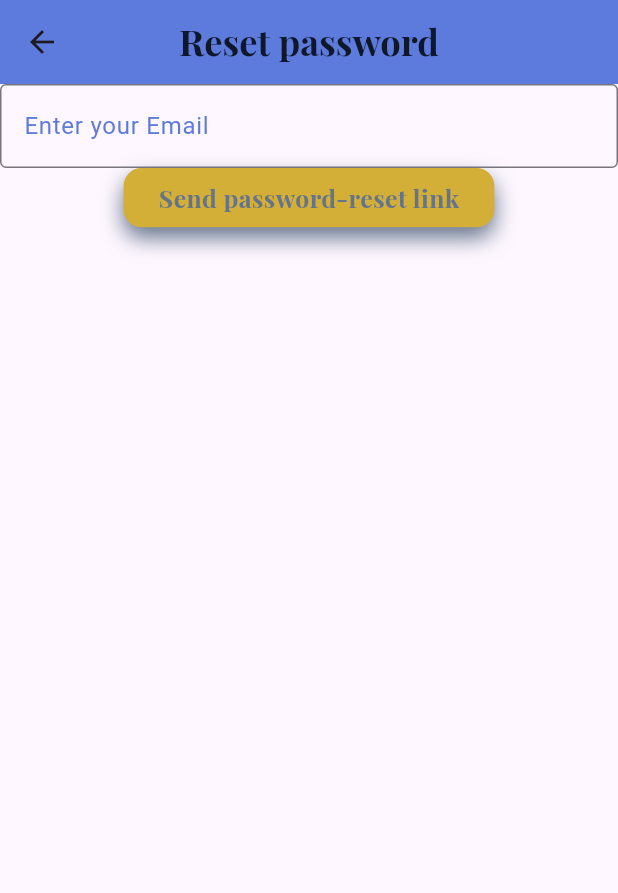
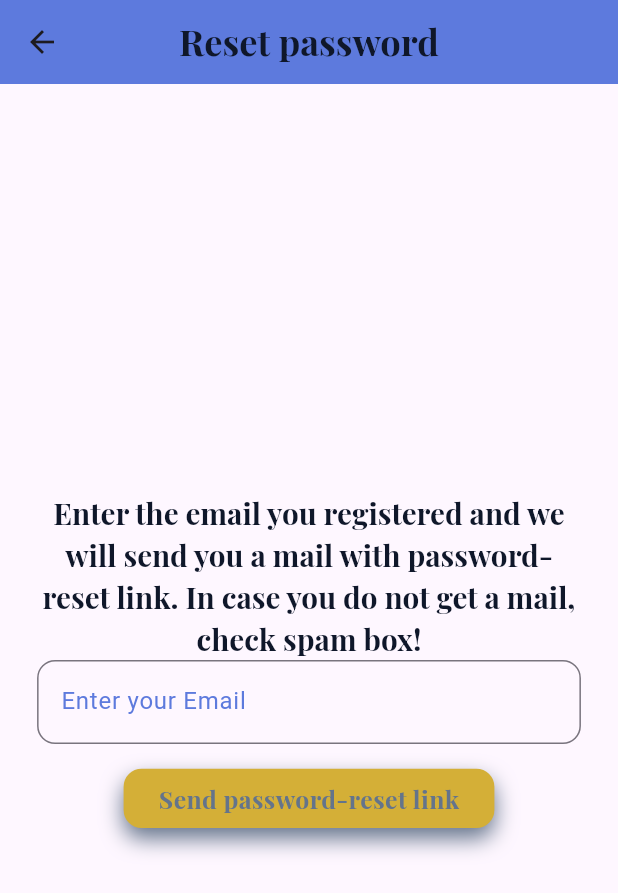
Before and after one commit to dev-abdul-haseeb/spend_wise, a Flutter app: the ResetPasswordScreen screen opened by its route, on a phone screen of 412 x 824 dp. Shown: the top 893 px of the screen. Run offline on Flutter 3.47's test engine with Material 3 defaults, Android fonts, the phone set to English and light mode, and no system bars; our stand-ins replace bloc, cloud_firestore, equatable, firebase_auth, firebase_core, flutter_bloc and 2 more; accounts and stored records are empty.

Commit message:
Update UI of password reset screen

```diff
--- a/lib/repository/user_repository/user_repository.dart
+++ b/lib/repository/user_repository/user_repository.dart
@@ -6,7 +6,7 @@ class UserRepository {
   final FirebaseFirestore _firestore = FirebaseFirestore.instance;
 
   Future<void> createUserInDb(String uid, String name, String occupation) async {
-    final user = await _firestore.collection('user').doc(uid).set({
+    await _firestore.collection('user').doc(uid).set({
       'name': name,
       'occupation': occupation
     });
--- a/lib/view/reset_password/reset_password_screen.dart
+++ b/lib/view/reset_password/reset_password_screen.dart
@@ -24,6 +24,8 @@ class ResetPasswordScreen extends StatelessWidget {
 
   @override
   Widget build(BuildContext context) {
+    var screenHeight = MediaQuery.of(context).size.height;
+    var screenWidth = MediaQuery.of(context).size.width;
     return BlocBuilder<ThemeBloc, ThemeState>(
       builder: (context, themeState) {
         return Scaffold(
@@ -48,8 +50,19 @@ class ResetPasswordScreen extends StatelessWidget {
             child: Center(
               child: Form(
                 key: _formKey,
+                child: Padding(
+                  padding: EdgeInsets.symmetric(
+                      horizontal: screenWidth>600 ? 400: screenWidth * 0.06
+                  ),
                   child: Column(
+                    mainAxisAlignment: MainAxisAlignment.center,
+                    crossAxisAlignment: CrossAxisAlignment.center,
                     children: [
+                      AppText(
+                        'Enter the email you registered and we will send you a mail with password-reset link. In case you do not get a mail, check spam box!',
+                        color: themeState.theme[appColors.textPrimaryColor]!,
+                        type: TextType.balanceAmount,
+                      ),
                       TextFormField(
                         keyboardType: TextInputType.emailAddress,
                         focusNode: _emailNode,
@@ -58,12 +71,15 @@ class ResetPasswordScreen extends StatelessWidget {
                         validator: _validateEmail,
                         decoration: const InputDecoration(
                           hintText: 'Enter your Email',
-                        border: OutlineInputBorder(),
+                          border: OutlineInputBorder(
+                            borderRadius: BorderRadius.all(Radius.circular(12))
+                          ),
                         ),
                         onChanged: (value) {
                           context.read<AuthBloc>().add(EmailChanged(email: value));
                         },
                       ),
+                      SizedBox(height: screenHeight*0.02,),
                       BlocBuilder<AuthBloc, AuthState>(
                         buildWhen: (previous, current) =>
                         previous.currentState != current.currentState,
@@ -91,6 +107,7 @@ class ResetPasswordScreen extends StatelessWidget {
                 ),
               ),
             ),
+          ),
         );
       },
     );
```
Lines whose indentation alone changed are shown as unchanged.
